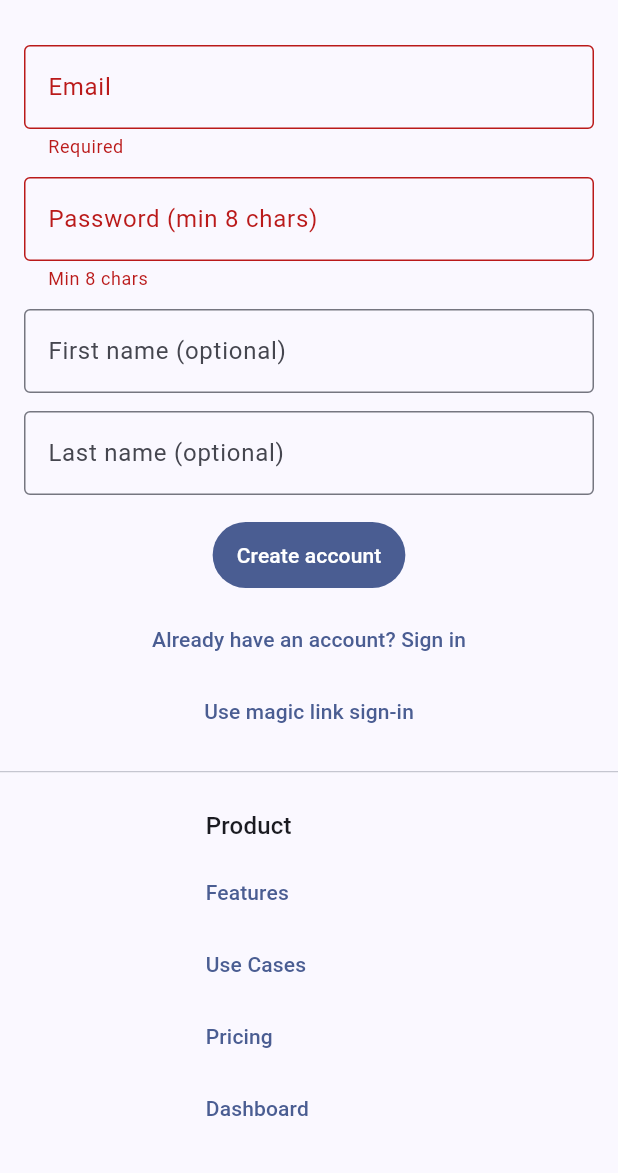
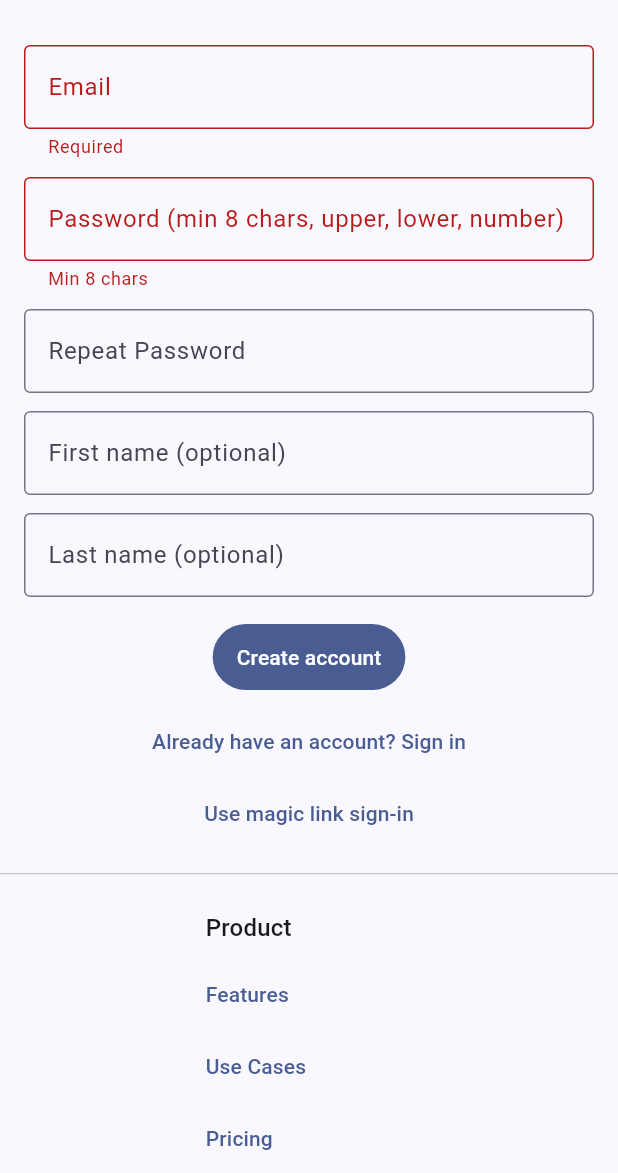
Before and after one commit to jkobti/yetAnotherBoilerplate, a Flutter app: the SignupPage screen opened by its route, after a tap on "Create account", on a phone screen of 412 x 824 dp, the part 63-1236 px from its top. Run offline on Flutter 3.47's test engine with Material 3 defaults, Android fonts, the light colour scheme and no system bars; our stand-ins replace dio, firebase_core, firebase_messaging, flutter_markdown, flutter_riverpod, go_router; missing offline and left inert: dart:html; accounts and stored records are empty; network calls fail.

Commit message:
feat: Enhance signup validation with password complexity and email format checks

```diff
--- a/packages/flutter_app/lib/features_customer/signup.dart
+++ b/packages/flutter_app/lib/features_customer/signup.dart
@@ -25,10 +25,53 @@ class _SignupPageState extends ConsumerState<SignupPage> {
   final _formKey = GlobalKey<FormState>();
   final _emailCtrl = TextEditingController();
   final _passCtrl = TextEditingController();
+  final _passRepeatCtrl = TextEditingController();
   final _firstCtrl = TextEditingController();
   final _lastCtrl = TextEditingController();
+
+  final _emailFocus = FocusNode();
+  final _passFocus = FocusNode();
+  final _passRepeatFocus = FocusNode();
+
+  final _emailKey = GlobalKey<FormFieldState<String>>();
+  final _passKey = GlobalKey<FormFieldState<String>>();
+  final _passRepeatKey = GlobalKey<FormFieldState<String>>();
+
   bool _loading = false;
   String? _error;
+
+  @override
+  void initState() {
+    super.initState();
+    _emailFocus.addListener(() {
+      if (!_emailFocus.hasFocus) {
+        _emailKey.currentState?.validate();
+      }
+    });
+    _passFocus.addListener(() {
+      if (!_passFocus.hasFocus) {
+        _passKey.currentState?.validate();
+      }
+    });
+    _passRepeatFocus.addListener(() {
+      if (!_passRepeatFocus.hasFocus) {
+        _passRepeatKey.currentState?.validate();
+      }
+    });
+  }
+
+  @override
+  void dispose() {
+    _emailCtrl.dispose();
+    _passCtrl.dispose();
+    _passRepeatCtrl.dispose();
+    _firstCtrl.dispose();
+    _lastCtrl.dispose();
+    _emailFocus.dispose();
+    _passFocus.dispose();
+    _passRepeatFocus.dispose();
+    super.dispose();
+  }
 
   Future<void> _submit() async {
     if (!_formKey.currentState!.validate()) return;
@@ -71,20 +114,55 @@ class _SignupPageState extends ConsumerState<SignupPage> {
                 mainAxisSize: MainAxisSize.min,
                 children: [
                   TextFormField(
+                    key: _emailKey,
+                    focusNode: _emailFocus,
                     controller: _emailCtrl,
                     decoration: const InputDecoration(labelText: 'Email'),
                     keyboardType: TextInputType.emailAddress,
-                    validator: (v) =>
-                        (v == null || v.isEmpty) ? 'Required' : null,
+                    validator: (v) {
+                      if (v == null || v.isEmpty) return 'Required';
+                      if (!RegExp(r'^[\w-\.]+@([\w-]+\.)+[\w-]{2,4}$')
+                          .hasMatch(v)) {
+                        return 'Invalid email address';
+                      }
+                      return null;
+                    },
                   ),
                   const SizedBox(height: 12),
                   TextFormField(
+                    key: _passKey,
+                    focusNode: _passFocus,
                     controller: _passCtrl,
                     decoration: const InputDecoration(
-                        labelText: 'Password (min 8 chars)'),
+                        labelText:
+                            'Password (min 8 chars, upper, lower, number)'),
                     obscureText: true,
-                    validator: (v) =>
-                        (v == null || v.length < 8) ? 'Min 8 chars' : null,
+                    validator: (v) {
+                      if (v == null || v.length < 8) return 'Min 8 chars';
+                      if (!v.contains(RegExp(r'[A-Z]'))) {
+                        return 'Must contain uppercase';
+                      }
+                      if (!v.contains(RegExp(r'[a-z]'))) {
+                        return 'Must contain lowercase';
+                      }
+                      if (!v.contains(RegExp(r'[0-9]'))) {
+                        return 'Must contain number';
+                      }
+                      return null;
+                    },
+                  ),
+                  const SizedBox(height: 12),
+                  TextFormField(
+                    key: _passRepeatKey,
+                    focusNode: _passRepeatFocus,
+                    controller: _passRepeatCtrl,
+                    decoration:
+                        const InputDecoration(labelText: 'Repeat Password'),
+                    obscureText: true,
+                    validator: (v) {
+                      if (v != _passCtrl.text) return 'Passwords do not match';
+                      return null;
+                    },
                   ),
                   const SizedBox(height: 12),
                   TextFormField(
```
Also changed, not shown: 1 other file.
